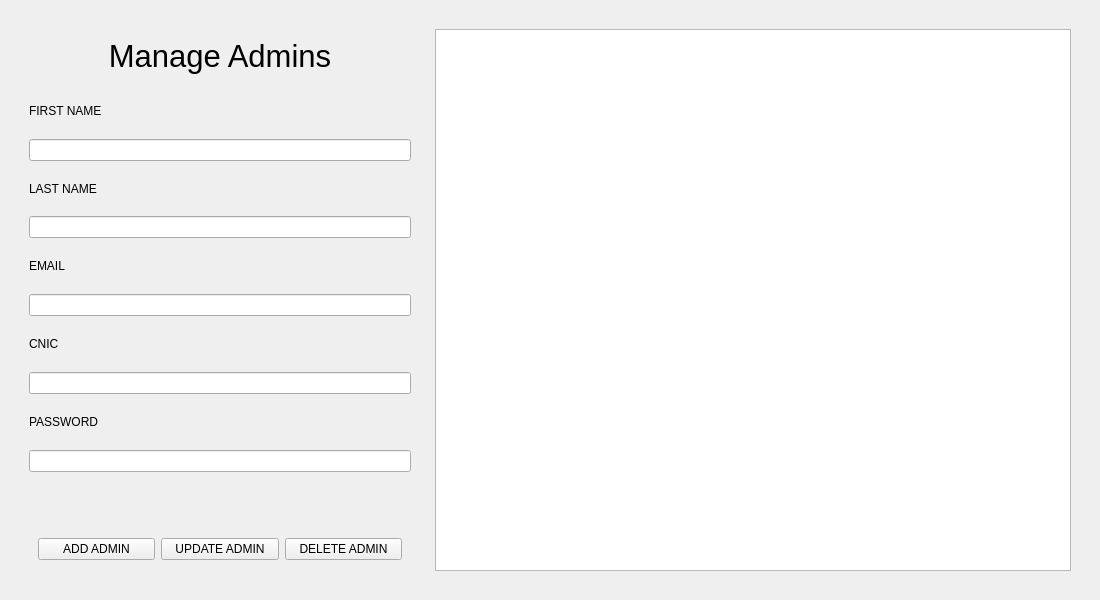
Qt form backend/ui/admin/admin_manage.ui (MZaidNaeem/hospital_management_system) before a commit.
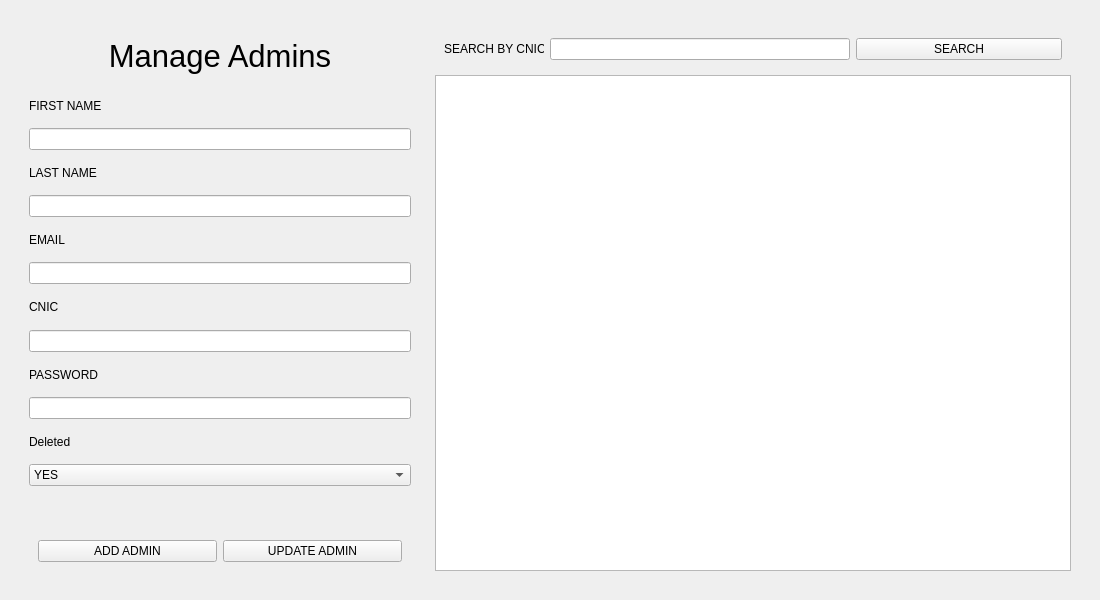
The same form after that commit.

Commit message: admin mange working completed

```diff
--- a/backend/ui/admin/admin_manage.ui
+++ b/backend/ui/admin/admin_manage.ui
@@ -109,6 +109,27 @@
            <item>
             <widget class="QLineEdit" name="admin_password_input"/>
            </item>
+           <item>
+            <widget class="QLabel" name="admin_deleted_label">
+             <property name="text">
+              <string>Deleted</string>
+             </property>
+            </widget>
+           </item>
+           <item>
+            <widget class="QComboBox" name="admin_deleted_dropbox">
+             <item>
+              <property name="text">
+               <string>YES</string>
+              </property>
+             </item>
+             <item>
+              <property name="text">
+               <string>NO</string>
+              </property>
+             </item>
+            </widget>
+           </item>
            <item>
             <widget class="QLabel" name="admin_message_label">
              <property name="text">
@@ -141,13 +162,6 @@
                   </property>
                  </widget>
                 </item>
-                <item>
-                 <widget class="QPushButton" name="admin_delete_button">
-                  <property name="text">
-                   <string>DELETE ADMIN</string>
-                  </property>
-                 </widget>
-                </item>
                </layout>
               </item>
              </layout>
@@ -167,7 +181,7 @@
          </size>
         </property>
         <layout class="QGridLayout" name="gridLayout_2">
-         <item row="0" column="0">
+         <item row="1" column="0">
           <widget class="QTableView" name="tableView">
            <property name="minimumSize">
             <size>
@@ -183,6 +197,46 @@
            </property>
           </widget>
          </item>
+         <item row="0" column="0">
+          <widget class="QWidget" name="widget_5" native="true">
+           <layout class="QHBoxLayout" name="horizontalLayout_4">
+            <item>
+             <layout class="QHBoxLayout" name="horizontalLayout_2">
+              <item>
+               <widget class="QLabel" name="admin_cnic_search_label">
+                <property name="maximumSize">
+                 <size>
+                  <width>100</width>
+                  <height>16777215</height>
+                 </size>
+                </property>
+                <property name="text">
+                 <string>SEARCH BY CNIC</string>
+                </property>
+               </widget>
+              </item>
+              <item>
+               <widget class="QLineEdit" name="admin_search_input">
+                <property name="maximumSize">
+                 <size>
+                  <width>300</width>
+                  <height>16777215</height>
+                 </size>
+                </property>
+               </widget>
+              </item>
+              <item>
+               <widget class="QPushButton" name="admin_search_button">
+                <property name="text">
+                 <string>SEARCH</string>
+                </property>
+               </widget>
+              </item>
+             </layout>
+            </item>
+           </layout>
+          </widget>
+         </item>
         </layout>
        </widget>
       </item>
```
The commit also changes 17 other files.
